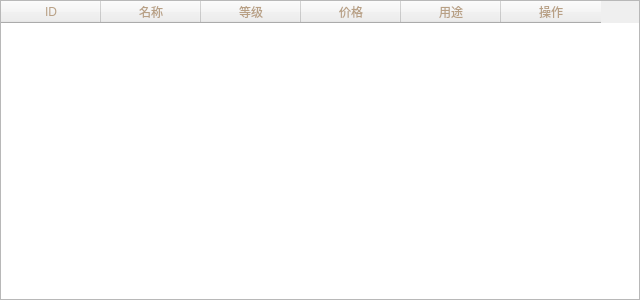
simon0xia/mirror, file code/mirror/city_drugs.ui: the form before one commit.
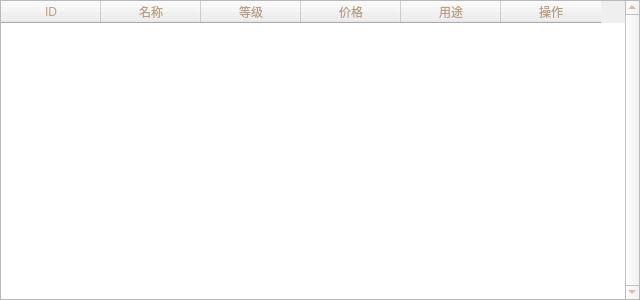
The form after the commit.

Commit message: 界面调整

What changed in the file:
```diff
--- a/code/mirror/city_drugs.ui
+++ b/code/mirror/city_drugs.ui
@@ -32,6 +32,9 @@
       <string notr="true">color: rgb(184,160,133);
 </string>
      </property>
+     <property name="verticalScrollBarPolicy">
+      <enum>Qt::ScrollBarAlwaysOn</enum>
+     </property>
      <attribute name="horizontalHeaderVisible">
       <bool>true</bool>
      </attribute>
```
The commit also changes 3 other files.
